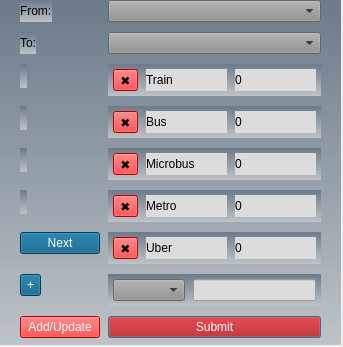
Qt form GuideMe/edit_edge.ui (YoussefAhmed488/GuideMe) before a commit.
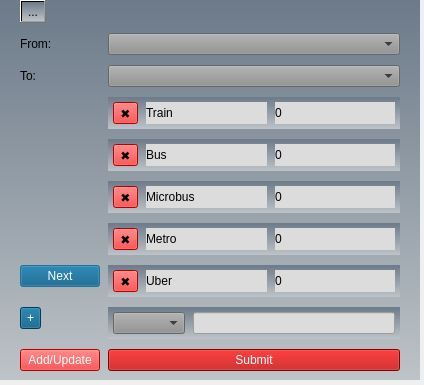
The same form after that commit.

```diff
--- a/GuideMe/edit_edge.ui
+++ b/GuideMe/edit_edge.ui
@@ -6,8 +6,8 @@
    <rect>
     <x>0</x>
     <y>0</y>
-    <width>343</width>
-    <height>347</height>
+    <width>424</width>
+    <height>385</height>
    </rect>
   </property>
   <property name="windowTitle">
@@ -18,8 +18,8 @@
     <rect>
      <x>0</x>
      <y>0</y>
-     <width>341</width>
-     <height>345</height>
+     <width>420</width>
+     <height>380</height>
     </rect>
    </property>
    <property name="autoFillBackground">
@@ -44,10 +44,11 @@
     <property name="rightMargin">
      <number>20</number>
     </property>
-    <item row="0" column="0">
+    <item row="1" column="0">
      <widget class="QLabel" name="label">
       <property name="styleSheet">
        <string notr="true">font: 600 10pt &quot;Cascadia Mono SemiBold&quot;; color:black;
+background-color: rgba(255, 255, 255, 0);
 </string>
       </property>
       <property name="text">
@@ -55,7 +56,7 @@
       </property>
      </widget>
     </item>
-    <item row="0" column="1">
+    <item row="1" column="1">
      <widget class="QComboBox" name="FromcomboBox">
       <property name="autoFillBackground">
        <bool>false</bool>
@@ -70,17 +71,19 @@
       </property>
      </widget>
     </item>
-    <item row="1" column="0">
+    <item row="2" column="0">
      <widget class="QLabel" name="label_2">
       <property name="styleSheet">
-       <string notr="true">font: 600 10pt &quot;Cascadia Mono SemiBold&quot;; color:black;</string>
+       <string notr="true">font: 600 10pt &quot;Cascadia Mono SemiBold&quot;; color:black;
+background-color: rgba(255, 255, 255, 0);
+</string>
       </property>
       <property name="text">
        <string>To:</string>
       </property>
      </widget>
     </item>
-    <item row="1" column="1">
+    <item row="2" column="1">
      <widget class="QComboBox" name="TocomboBox">
       <property name="autoFillBackground">
        <bool>false</bool>
@@ -91,7 +94,7 @@
       </property>
      </widget>
     </item>
-    <item row="2" column="1">
+    <item row="3" column="1">
      <widget class="QWidget" name="TrainWidget" native="true">
       <property name="autoFillBackground">
        <bool>false</bool>
@@ -154,7 +157,7 @@
       </layout>
      </widget>
     </item>
-    <item row="3" column="1">
+    <item row="4" column="1">
      <widget class="QWidget" name="BusWidget" native="true">
       <property name="styleSheet">
        <string notr="true"/>
@@ -213,7 +216,7 @@
       </layout>
      </widget>
     </item>
-    <item row="4" column="1">
+    <item row="5" column="1">
      <widget class="QWidget" name="MicrobusWidget" native="true">
       <property name="styleSheet">
        <string notr="true"/>
@@ -272,7 +275,7 @@
       </layout>
      </widget>
     </item>
-    <item row="5" column="1">
+    <item row="6" column="1">
      <widget class="QWidget" name="MetroWidget" native="true">
       <property name="styleSheet">
        <string notr="true"/>
@@ -331,7 +334,18 @@
       </layout>
      </widget>
     </item>
-    <item row="6" column="1">
+    <item row="7" column="0">
+     <widget class="QPushButton" name="NextButton">
+      <property name="styleSheet">
+       <string notr="true">background-color:rgb(0, 85, 127); color:white;
+font: 600 10pt &quot;Cascadia Mono SemiBold&quot;;</string>
+      </property>
+      <property name="text">
+       <string>Next</string>
+      </property>
+     </widget>
+    </item>
+    <item row="7" column="1">
      <widget class="QWidget" name="UberWidget" native="true">
       <property name="styleSheet">
        <string notr="true"/>
@@ -390,7 +404,7 @@
       </layout>
      </widget>
     </item>
-    <item row="7" column="0">
+    <item row="8" column="0">
      <widget class="QToolButton" name="AddButton">
       <property name="maximumSize">
        <size>
@@ -407,7 +421,7 @@
       </property>
      </widget>
     </item>
-    <item row="7" column="1">
+    <item row="8" column="1">
      <widget class="QWidget" name="AddWidget" native="true">
       <property name="styleSheet">
        <string notr="true"/>
@@ -450,18 +464,7 @@
       </layout>
      </widget>
     </item>
-    <item row="8" column="1">
-     <widget class="QPushButton" name="SubmitButton">
-      <property name="styleSheet">
-       <string notr="true">background-color:rgb(181, 0, 0); color:white; 
-font: 600 10pt &quot;Cascadia Mono SemiBold&quot;;</string>
-      </property>
-      <property name="text">
-       <string>Submit</string>
-      </property>
-     </widget>
-    </item>
-    <item row="8" column="0">
+    <item row="9" column="0">
      <widget class="QPushButton" name="UpdateButton">
       <property name="styleSheet">
        <string notr="true">background-color:rgb(255, 0, 0); color: white;
@@ -472,31 +475,28 @@
       </property>
      </widget>
     </item>
-    <item row="6" column="0">
-     <widget class="QPushButton" name="NextButton">
+    <item row="9" column="1">
+     <widget class="QPushButton" name="SubmitButton">
       <property name="styleSheet">
-       <string notr="true">background-color:rgb(0, 85, 127); color:white;
+       <string notr="true">background-color:rgb(181, 0, 0); color:white; 
 font: 600 10pt &quot;Cascadia Mono SemiBold&quot;;</string>
       </property>
       <property name="text">
-       <string>Next</string>
+       <string>Submit</string>
       </property>
      </widget>
     </item>
-    <item row="2" column="0">
-     <widget class="QLabel" name="label_8">
-      <property name="styleSheet">
-       <string notr="true">visibility: hidden;</string>
-      </property>
+    <item row="0" column="0">
+     <widget class="QToolButton" name="toolButton">
       <property name="text">
-       <string/>
+       <string>...</string>
       </property>
      </widget>
     </item>
     <item row="3" column="0">
-     <widget class="QLabel" name="label_9">
+     <widget class="QLabel" name="label_8">
       <property name="styleSheet">
-       <string notr="true">visibility: hidden;</string>
+       <string notr="true">background-color: rgba(255, 255, 255, 0);</string>
       </property>
       <property name="text">
        <string/>
@@ -504,9 +504,9 @@
      </widget>
     </item>
     <item row="4" column="0">
-     <widget class="QLabel" name="label_10">
+     <widget class="QLabel" name="label_9">
       <property name="styleSheet">
-       <string notr="true">visibility: hidden;</string>
+       <string notr="true">background-color: rgba(255, 255, 255, 0);</string>
       </property>
       <property name="text">
        <string/>
@@ -514,9 +514,19 @@
      </widget>
     </item>
     <item row="5" column="0">
+     <widget class="QLabel" name="label_10">
+      <property name="styleSheet">
+       <string notr="true">background-color: rgba(255, 255, 255, 0);</string>
+      </property>
+      <property name="text">
+       <string/>
+      </property>
+     </widget>
+    </item>
+    <item row="6" column="0">
      <widget class="QLabel" name="label_11">
       <property name="styleSheet">
-       <string notr="true">visibility: hidden;</string>
+       <string notr="true">background-color: rgba(255, 255, 255, 0);</string>
       </property>
       <property name="text">
        <string/>
```
